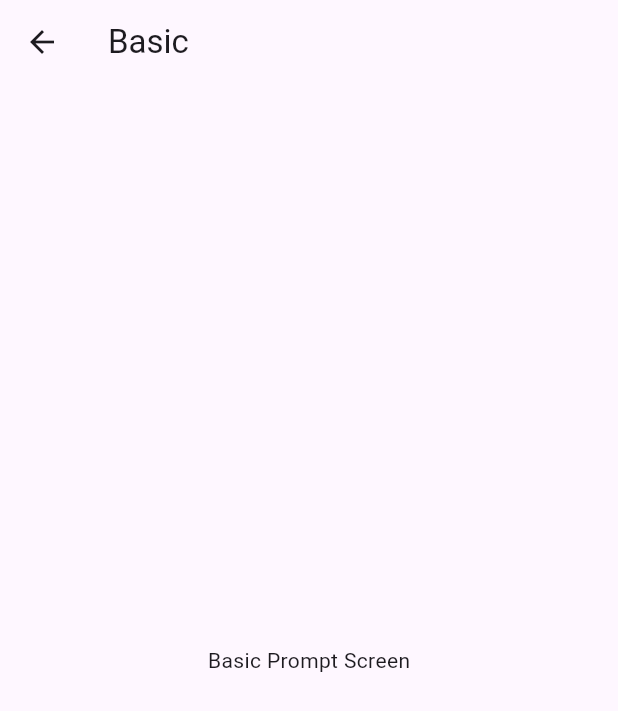
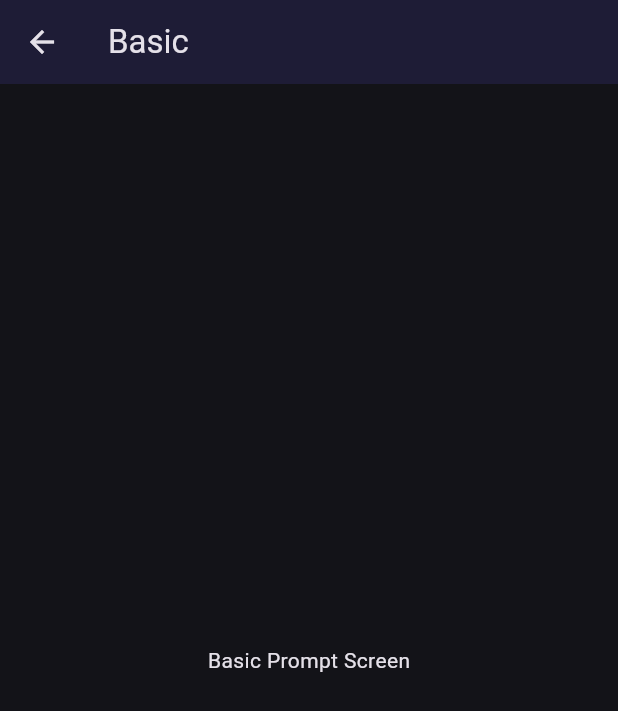
Before and after one commit to Flutter-Course-Sergio/gemini-app, a Flutter app: the screen it shows after launch, after a tap on "Prompt básico de Gemini", on a phone screen of 412 x 824 dp. Shown: the top 711 px of the screen. Run offline on Flutter 3.47's test engine with Material 3 defaults, Android fonts, the phone set to English and light mode, and no system bars; our stand-ins replace go_router.

Commit message:
Tema global

```diff
--- /dev/null
+++ b/lib/config/theme/app_theme.dart
@@ -0,0 +1,29 @@
+import 'package:flutter/material.dart';
+import 'package:flutter/services.dart';
+
+const seedColor = Color(0xFF1E1C36);
+
+class AppTheme {
+  final bool isDarkMode;
+
+  AppTheme({required this.isDarkMode});
+
+  ThemeData getTheme() => ThemeData(
+      useMaterial3: true,
+      colorSchemeSeed: seedColor,
+      brightness: isDarkMode ? Brightness.dark : Brightness.light,
+      listTileTheme: const ListTileThemeData(iconColor: seedColor),
+      appBarTheme: const AppBarTheme(
+          backgroundColor: seedColor, surfaceTintColor: Colors.transparent));
+
+  static setSystemUIOverlayStyle({required bool isDarkMode}) {
+    final themeBrightness = isDarkMode ? Brightness.dark : Brightness.light;
+
+    SystemChrome.setSystemUIOverlayStyle(SystemUiOverlayStyle(
+        statusBarBrightness: themeBrightness,
+        statusBarIconBrightness: themeBrightness,
+        statusBarColor: Colors.transparent,
+        systemNavigationBarIconBrightness: themeBrightness,
+        systemNavigationBarColor: Colors.transparent));
+  }
+}
--- a/lib/main.dart
+++ b/lib/main.dart
@@ -1,7 +1,9 @@
 import 'package:flutter/material.dart';
 import 'package:gemini_app/config/router/app_router.dart';
+import 'package:gemini_app/config/theme/app_theme.dart';
 
 void main() {
+  AppTheme.setSystemUIOverlayStyle(isDarkMode: true);
   runApp(const MainApp());
 }
 
@@ -13,6 +15,7 @@ class MainApp extends StatelessWidget {
     return MaterialApp.router(
       debugShowCheckedModeBanner: false,
       routerConfig: appRouter,
+      theme: AppTheme(isDarkMode: true).getTheme(),
     );
   }
 }
```
Also changed, not shown: 4 other files.
